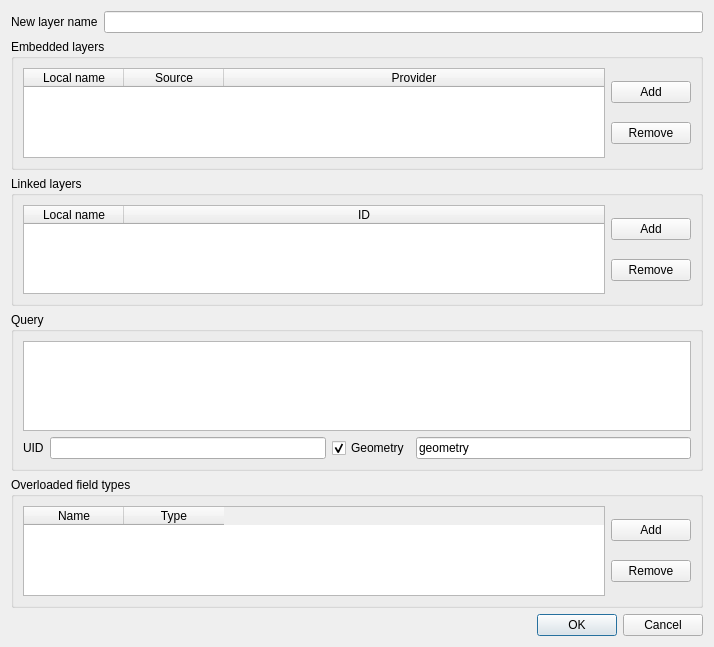
Before: the Qt Designer form cpp/qgsvirtuallayersourceselectbase.ui in mhugo/qgis_vlayers, drawn with Qt 5.
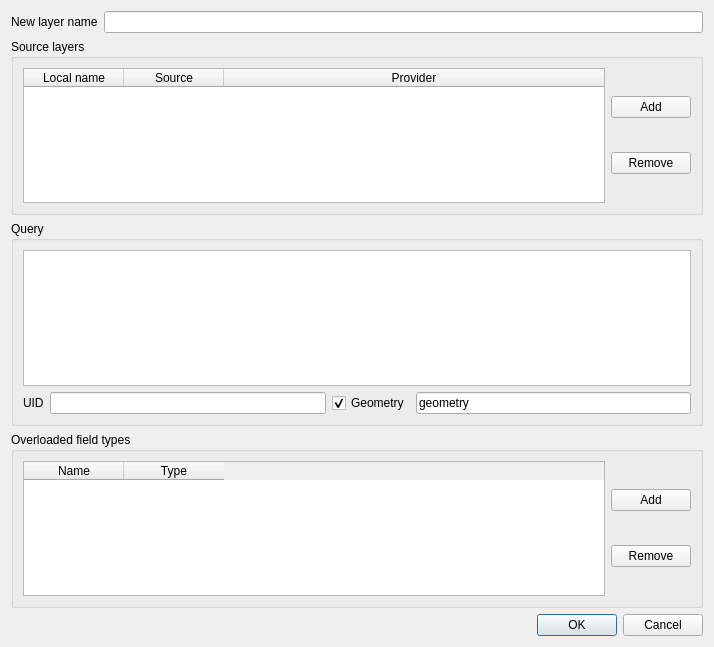
After: the same form once the commit is applied.

Commit message: Simplify creation dialog

```diff
--- a/cpp/qgsvirtuallayersourceselectbase.ui
+++ b/cpp/qgsvirtuallayersourceselectbase.ui
@@ -31,7 +31,7 @@
    <item>
     <widget class="QGroupBox" name="groupBox">
      <property name="title">
-      <string>Embedded layers</string>
+      <string>Source layers</string>
      </property>
      <layout class="QHBoxLayout" name="horizontalLayout">
       <item>
@@ -83,56 +83,6 @@
      </layout>
     </widget>
    </item>
-   <item>
-    <widget class="QGroupBox" name="groupBox_2">
-     <property name="title">
-      <string>Linked layers</string>
-     </property>
-     <layout class="QHBoxLayout" name="horizontalLayout_2">
-      <item>
-       <widget class="QTableWidget" name="mLinkedSourceLayers">
-        <property name="selectionMode">
-         <enum>QAbstractItemView::SingleSelection</enum>
-        </property>
-        <property name="selectionBehavior">
-         <enum>QAbstractItemView::SelectRows</enum>
-        </property>
-        <attribute name="horizontalHeaderStretchLastSection">
-         <bool>true</bool>
-        </attribute>
-        <column>
-         <property name="text">
-          <string>Local name</string>
-         </property>
-        </column>
-        <column>
-         <property name="text">
-          <string>ID</string>
-         </property>
-        </column>
-       </widget>
-      </item>
-      <item>
-       <layout class="QVBoxLayout" name="verticalLayout_4">
-        <item>
-         <widget class="QPushButton" name="mAddLinkedSourceBtn">
-          <property name="text">
-           <string>Add</string>
-          </property>
-         </widget>
-        </item>
-        <item>
-         <widget class="QPushButton" name="mRemoveLinkedSourceBtn">
-          <property name="text">
-           <string>Remove</string>
-          </property>
-         </widget>
-        </item>
-       </layout>
-      </item>
-     </layout>
-    </widget>
-   </item>
    <item>
     <widget class="QGroupBox" name="mQueryBox">
      <property name="title">
```
The commit also changes 4 other files.
